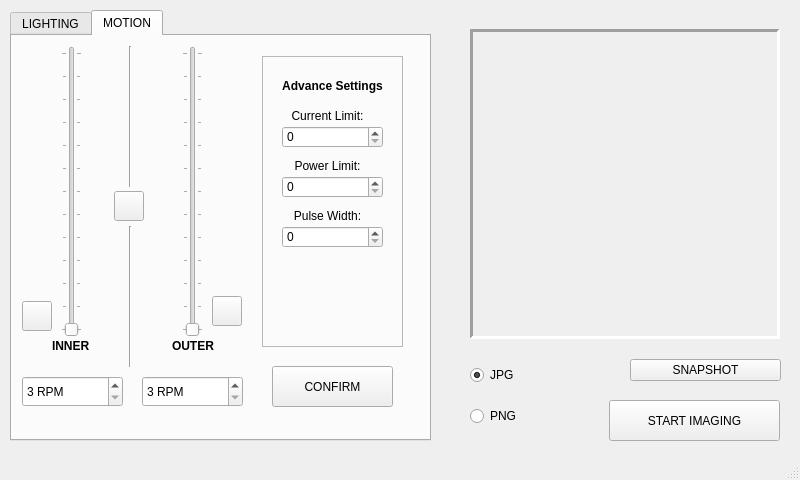
CoSE-Jerry/3D-Clinostat, file _ui/Clinostat.ui: the form before one commit.
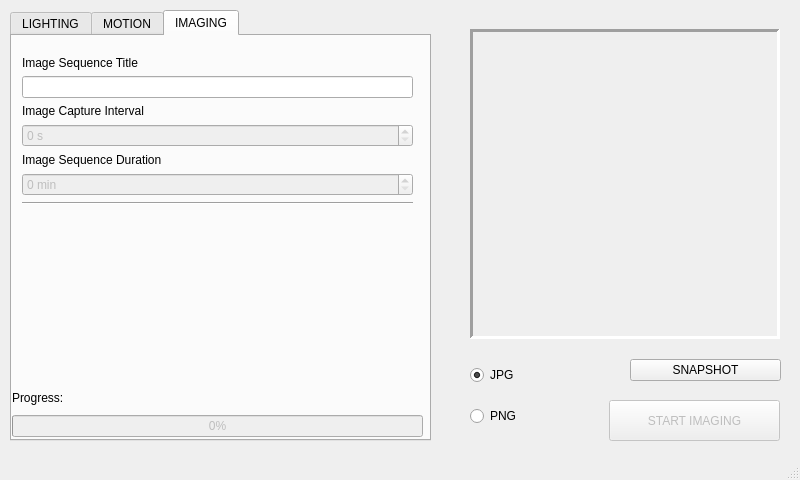
The form after the commit. Icons and pictures are not drawn.

What changed in the file:
```diff
--- a/_ui/Clinostat.ui
+++ b/_ui/Clinostat.ui
@@ -59,7 +59,7 @@
      </rect>
     </property>
     <property name="currentIndex">
-     <number>1</number>
+     <number>2</number>
     </property>
     <widget class="QWidget" name="tab">
      <attribute name="title">
@@ -751,6 +751,137 @@
       </property>
      </widget>
     </widget>
+    <widget class="QWidget" name="tab_3">
+     <attribute name="title">
+      <string>IMAGING</string>
+     </attribute>
+     <widget class="QWidget" name="layoutWidget_2">
+      <property name="geometry">
+       <rect>
+        <x>10</x>
+        <y>20</y>
+        <width>391</width>
+        <height>331</height>
+       </rect>
+      </property>
+      <layout class="QVBoxLayout" name="verticalLayout_3">
+       <item>
+        <layout class="QVBoxLayout" name="verticalLayout">
+         <item>
+          <widget class="QLabel" name="Image_Title">
+           <property name="text">
+            <string>Image Sequence Title</string>
+           </property>
+          </widget>
+         </item>
+         <item>
+          <widget class="QLineEdit" name="IST_Editor">
+           <property name="enabled">
+            <bool>true</bool>
+           </property>
+          </widget>
+         </item>
+         <item>
+          <widget class="QLabel" name="Image_Interval">
+           <property name="text">
+            <string>Image Capture Interval</string>
+           </property>
+          </widget>
+         </item>
+         <item>
+          <widget class="QSpinBox" name="ICI_spinBox">
+           <property name="enabled">
+            <bool>false</bool>
+           </property>
+           <property name="suffix">
+            <string> s</string>
+           </property>
+           <property name="maximum">
+            <number>9999999</number>
+           </property>
+          </widget>
+         </item>
+        </layout>
+       </item>
+       <item>
+        <layout class="QVBoxLayout" name="verticalLayout_2">
+         <item>
+          <widget class="QLabel" name="Image_Duration">
+           <property name="text">
+            <string>Image Sequence Duration</string>
+           </property>
+          </widget>
+         </item>
+         <item>
+          <widget class="QSpinBox" name="ISD_spinBox">
+           <property name="enabled">
+            <bool>false</bool>
+           </property>
+           <property name="suffix">
+            <string> min</string>
+           </property>
+           <property name="maximum">
+            <number>9999999</number>
+           </property>
+          </widget>
+         </item>
+         <item>
+          <widget class="Line" name="line_3">
+           <property name="orientation">
+            <enum>Qt::Horizontal</enum>
+           </property>
+          </widget>
+         </item>
+         <item>
+          <spacer name="verticalSpacer">
+           <property name="orientation">
+            <enum>Qt::Vertical</enum>
+           </property>
+           <property name="sizeType">
+            <enum>QSizePolicy::Expanding</enum>
+           </property>
+           <property name="sizeHint" stdset="0">
+            <size>
+             <width>20</width>
+             <height>120</height>
+            </size>
+           </property>
+          </spacer>
+         </item>
+        </layout>
+       </item>
+      </layout>
+     </widget>
+     <widget class="QWidget" name="layoutWidget">
+      <property name="geometry">
+       <rect>
+        <x>0</x>
+        <y>350</y>
+        <width>411</width>
+        <height>51</height>
+       </rect>
+      </property>
+      <layout class="QVBoxLayout" name="verticalLayout_6">
+       <item>
+        <widget class="QLabel" name="Progress_Label">
+         <property name="text">
+          <string>Progress:</string>
+         </property>
+        </widget>
+       </item>
+       <item>
+        <widget class="QProgressBar" name="Progress_Bar">
+         <property name="enabled">
+          <bool>false</bool>
+         </property>
+         <property name="value">
+          <number>0</number>
+         </property>
+        </widget>
+       </item>
+      </layout>
+     </widget>
+    </widget>
    </widget>
    <widget class="QWidget" name="verticalLayoutWidget_4">
     <property name="geometry">
@@ -804,6 +935,9 @@
     </layout>
    </widget>
    <widget class="QPushButton" name="startImaging_pushButton">
+    <property name="enabled">
+     <bool>false</bool>
+    </property>
     <property name="geometry">
      <rect>
       <x>609</x>
```
